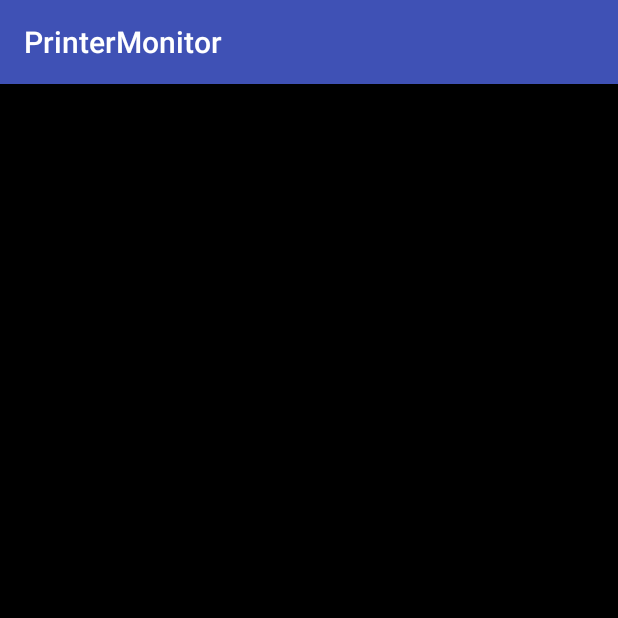
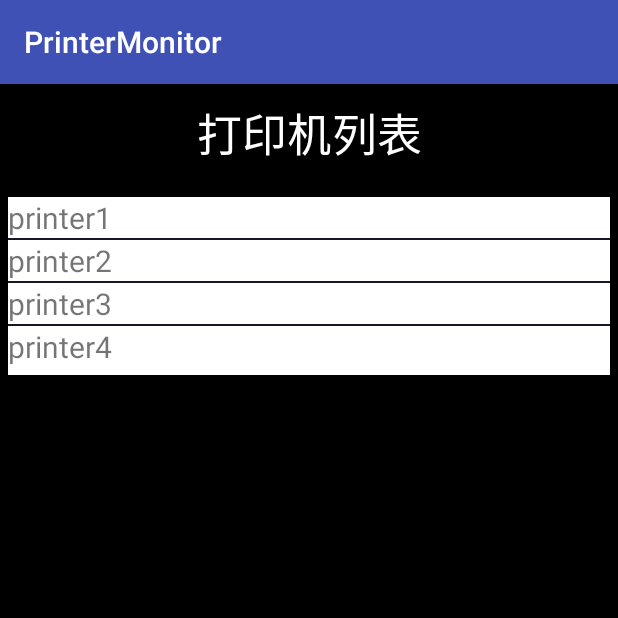
Before and after one commit to ligou525/printer_monitor_app, an Android app: the screen it shows after launch (MainActivity), on a phone screen of 412 x 824 dp, the top half of it. Run offline under Robolectric (Android 15) with nearby library versions, the phone set to English and light mode, and no system bars.

Commit message:
new branch checkUI: UI bugs solved

```diff
--- a/app/src/main/java/edu/sjtu/jie/printermonitor/MainActivity.java
+++ b/app/src/main/java/edu/sjtu/jie/printermonitor/MainActivity.java
@@ -34,26 +34,27 @@ public class MainActivity extends AppCompatActivity {
         setContentView(R.layout.activity_main);
         listView=findViewById(R.id.listview_main);
         // get connection to message server, must be in background thread
-        try {
-            appSocket = new Socket(s_addr, s_port);
-            Log.i(TAG, "Server connection successful: "+s_addr);
-            bufferedWriter = new BufferedWriter(new OutputStreamWriter(appSocket.getOutputStream()));
-            bufferedReader = new BufferedReader(new InputStreamReader(appSocket.getInputStream()));
-
-            // send initial identification message
-//                            bufferedWriter.write("app\n");
-//                            bufferedWriter.flush();
-            // 想打印机发送获取打印机列表请求
-            bufferedWriter.write("RequestList\n");
-            int numPrinter=Integer.parseInt(bufferedReader.readLine());
-            printerList=new String[numPrinter];
-            for(int i=0;i<numPrinter;i++){
-                printerList[i]=bufferedReader.readLine();
-            }
-
-        } catch (Exception e) {
-            e.printStackTrace();
-        }
+//        try {
+//            appSocket = new Socket(s_addr, s_port);
+//            Log.i(TAG, "Server connection successful: "+s_addr);
+//            bufferedWriter = new BufferedWriter(new OutputStreamWriter(appSocket.getOutputStream()));
+//            bufferedReader = new BufferedReader(new InputStreamReader(appSocket.getInputStream()));
+//
+//            // send initial identification message
+////                            bufferedWriter.write("app\n");
+////                            bufferedWriter.flush();
+//            // 想打印机发送获取打印机列表请求
+//            bufferedWriter.write("RequestList\n");
+//            int numPrinter=Integer.parseInt(bufferedReader.readLine());
+//            printerList=new String[numPrinter];
+//            for(int i=0;i<numPrinter;i++){
+//                printerList[i]=bufferedReader.readLine();
+//            }
+//
+//        } catch (Exception e) {
+//            e.printStackTrace();
+//        }
+        printerList=new String[]{"printer1","printer2","printer3","printer4"};
 //        listView.setAdapter(new ArrayAdapter<>(this, R.layout.item_view, R.id.lv_name, objects));
         listView.setAdapter(new ArrayAdapter<>(this,R.layout.item_view,R.id.lv_name,printerList));
         listView.setClickable(true);
--- a/app/src/main/res/layout/activity_main.xml
+++ b/app/src/main/res/layout/activity_main.xml
@@ -11,9 +11,10 @@
         android:id="@+id/listview_main"
         android:layout_width="match_parent"
         android:layout_height="wrap_content"
-        android:layout_marginTop="10dp"
         android:layout_marginLeft="5dp"
         android:layout_marginRight="5dp"
+        android:layout_marginTop="10dp"
+        android:background="@color/white"
         android:cacheColorHint="@color/white"
         android:divider="@drawable/line_background"
         android:dividerHeight="@dimen/line_height"
--- a/app/src/main/res/layout/title.xml
+++ b/app/src/main/res/layout/title.xml
@@ -11,6 +11,7 @@
         android:layout_margin="10dp"
         android:gravity="center"
         android:text="打印机列表"
+        android:textColor="@color/white"
         android:textSize="30sp" />
 
 </LinearLayout>
--- a/app/src/main/res/values/colors.xml
+++ b/app/src/main/res/values/colors.xml
@@ -5,7 +5,7 @@
 
     <!-- 分割线背景色 -->
     <drawable name="line_background">#161823</drawable>
-    <color name="white">#FFFFFF</color>
+    <color name="white">#ffffff</color>
     <color name="colorPrimary">#3F51B5</color>
     <color name="colorPrimaryDark">#303F9F</color>
     <color name="colorAccent">#FF4081</color>
```
Also changed, not shown: app/src/main/res/drawable-v24/main_setting_btn_np.xml (deleted, +0 -9 lines), app/src/main/res/drawable/main_setting_btn_np.xml (added, +9 -0 lines), app/src/main/res/drawable/edit_bg.xml (renamed from app/src/main/res/drawable-v24/edit_bg.xml), app/src/main/res/drawable/ic_launcher_foreground.xml (renamed from app/src/main/res/drawable-v24/ic_launcher_foreground.xml), app/src/main/res/drawable/printer_example.jpg (renamed from app/src/main/res/drawable-v24/printer_example.jpg), app/src/main/res/drawable/setting.png (renamed from app/src/main/res/drawable-v24/setting.png), app/src/main/res/drawable/setting_p.png (renamed from app/src/main/res/drawable-v24/setting_p.png).
